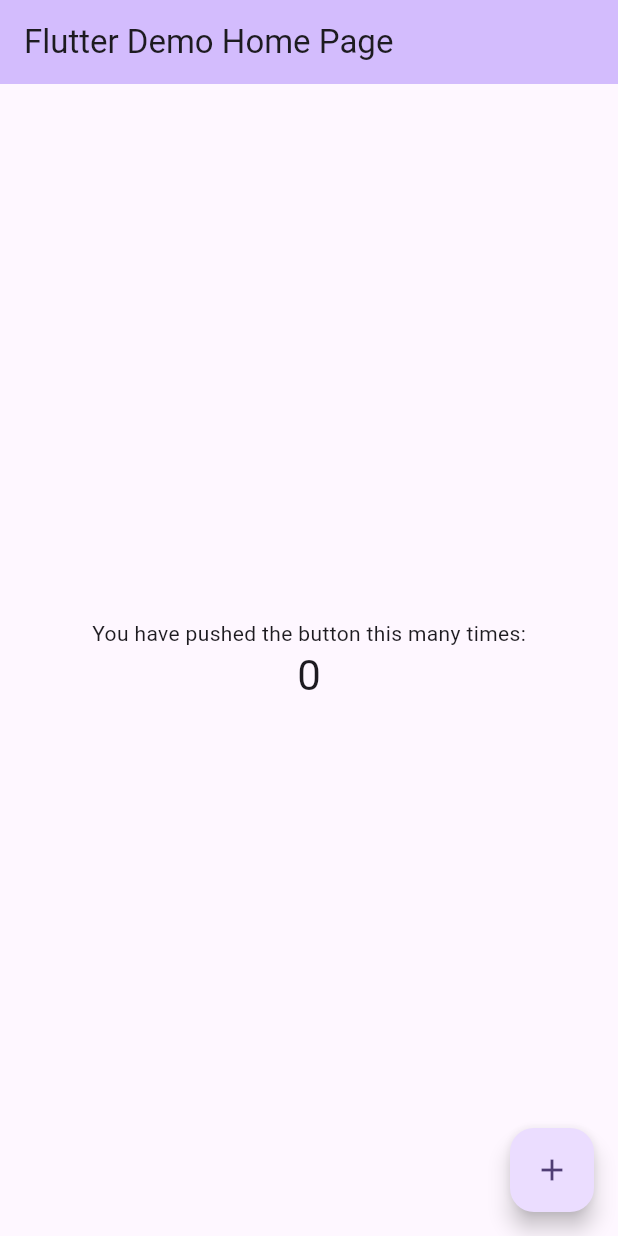
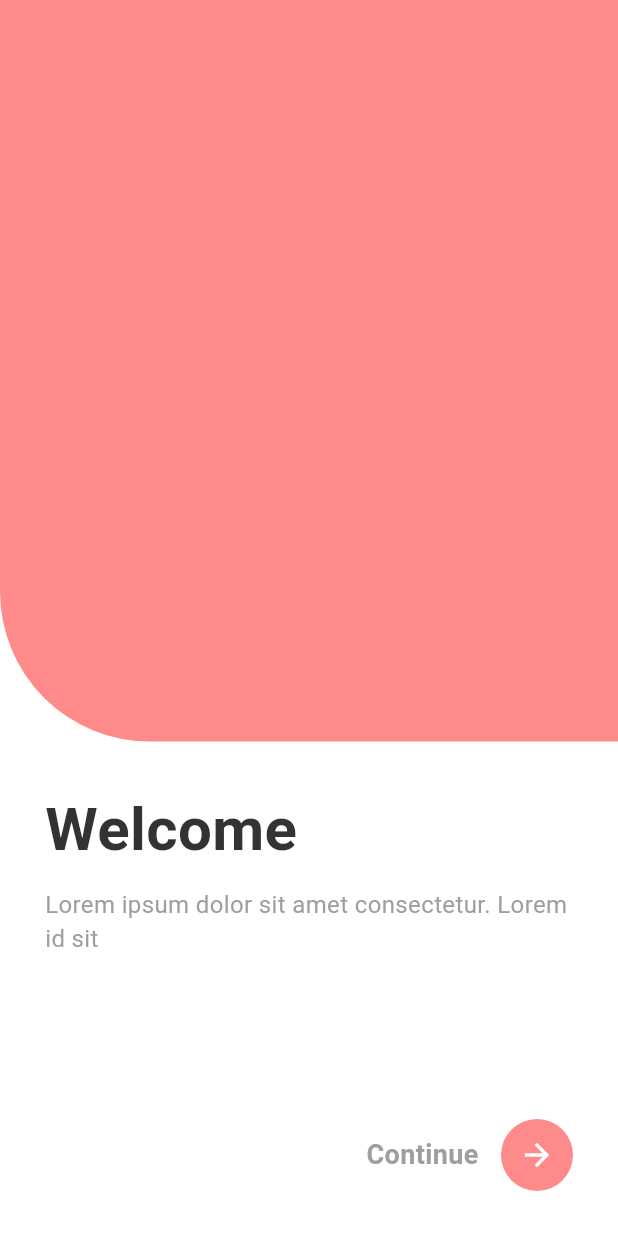
Before and after one commit to ArdhikaRizki/debt-manager, a Flutter app: the screen it shows after launch, on a phone screen of 412 x 824 dp. Run offline on Flutter 3.47's test engine with Material 3 defaults, Android fonts, the phone set to English and light mode, and no system bars; our stand-ins replace get.

Commit message:
login regist view (only)
Co-authored-by: Copilot <copilot@github.com>

```diff
--- /dev/null
+++ b/lib/app/modules/welcome/welcome_view.dart
@@ -0,0 +1,63 @@
+import 'package:flutter/material.dart';
+import 'package:get/get.dart';
+
+class WelcomeView extends StatelessWidget {
+  @override
+  Widget build(BuildContext context) {
+    return Scaffold(
+      backgroundColor: Colors.white,
+      body: Column(
+        children: [
+          // Header Merah dengan Pattern
+          Expanded(
+            flex: 6,
+            child: Container(
+              width: double.infinity,
+              decoration: BoxDecoration(
+                color: Color(0xFFFF8A8A),
+                borderRadius: BorderRadius.only(bottomLeft: Radius.circular(100)),
+                // Uncomment jika sudah ada assetnya
+                // image: DecorationImage(image: AssetImage('assets/topo.png'), fit: BoxFit.cover, opacity: 0.3)
+              ),
+            ),
+          ),
+          // Content
+          Expanded(
+            flex: 4,
+            child: Padding(
+              padding: const EdgeInsets.all(30.0),
+              child: Column(
+                crossAxisAlignment: CrossAxisAlignment.start,
+                children: [
+                  Text("Welcome", style: TextStyle(fontSize: 40, fontWeight: FontWeight.bold, color: Color(0xFF333333))),
+                  SizedBox(height: 10),
+                  Text("Lorem ipsum dolor sit amet consectetur. Lorem id sit",
+                    style: TextStyle(color: Colors.grey, fontSize: 16)),
+                  Spacer(),
+                  Align(
+                    alignment: Alignment.centerRight,
+                    child: GestureDetector(
+                      onTap: () => Get.toNamed('/login'),
+                      child: Row(
+                        mainAxisSize: MainAxisSize.min,
+                        children: [
+                          Text("Continue", style: TextStyle(fontSize: 18, fontWeight: FontWeight.w600, color: Colors.grey)),
+                          SizedBox(width: 15),
+                          Container(
+                            padding: EdgeInsets.all(12),
+                            decoration: BoxDecoration(color: Color(0xFFFF8A8A), shape: BoxShape.circle),
+                            child: Icon(Icons.arrow_forward, color: Colors.white),
+                          )
+                        ],
+                      ),
+                    ),
+                  ),
+                ],
+              ),
+            ),
+          ),
+        ],
+      ),
+    );
+  }
+}
--- /dev/null
+++ b/lib/app/routes/app_routes.dart
@@ -0,0 +1,5 @@
+abstract class AppRoutes {
+	static const welcome = '/welcome';
+	static const login = '/login';
+	static const signup = '/signup';
+}
--- a/lib/main.dart
+++ b/lib/main.dart
@@ -1,122 +1,20 @@
 import 'package:flutter/material.dart';
+import 'package:get/get.dart';
+
+import 'app/routes/app_pages.dart';
+import 'app/routes/app_routes.dart';
 
 void main() {
-  runApp(const MyApp());
+  runApp(
+    GetMaterialApp(
+      title: "My Project Mobile",
+      debugShowCheckedModeBanner: false,
+      initialRoute: AppRoutes.welcome,
+      getPages: AppPages.routes,
+      theme: ThemeData(
+        primarySwatch: Colors.red,
+        fontFamily: 'Sans-Serif', // Pastikan font terdaftar di pubspec.yaml
+      ),
+    ),
+  );
 }
-
-class MyApp extends StatelessWidget {
-  const MyApp({super.key});
-
-  // This widget is the root of your application.
-  @override
-  Widget build(BuildContext context) {
-    return MaterialApp(
-      title: 'Flutter Demo',
-      theme: ThemeData(
-        // This is the theme of your application.
-        //
-        // TRY THIS: Try running your application with "flutter run". You'll see
-        // the application has a purple toolbar. Then, without quitting the app,
-        // try changing the seedColor in the colorScheme below to Colors.green
-        // and then invoke "hot reload" (save your changes or press the "hot
-        // reload" button in a Flutter-supported IDE, or press "r" if you used
-        // the command line to start the app).
-        //
-        // Notice that the counter didn't reset back to zero; the application
-        // state is not lost during the reload. To reset the state, use hot
-        // restart instead.
-        //
-        // This works for code too, not just values: Most code changes can be
-        // tested with just a hot reload.
-        colorScheme: .fromSeed(seedColor: Colors.deepPurple),
-      ),
-      home: const MyHomePage(title: 'Flutter Demo Home Page'),
-    );
-  }
-}
-
-class MyHomePage extends StatefulWidget {
-  const MyHomePage({super.key, required this.title});
-
-  // This widget is the home page of your application. It is stateful, meaning
-  // that it has a State object (defined below) that contains fields that affect
-  // how it looks.
-
-  // This class is the configuration for the state. It holds the values (in this
-  // case the title) provided by the parent (in this case the App widget) and
-  // used by the build method of the State. Fields in a Widget subclass are
-  // always marked "final".
-
-  final String title;
-
-  @override
-  State<MyHomePage> createState() => _MyHomePageState();
-}
-
-class _MyHomePageState extends State<MyHomePage> {
-  int _counter = 0;
-
-  void _incrementCounter() {
-    setState(() {
-      // This call to setState tells the Flutter framework that something has
-      // changed in this State, which causes it to rerun the build method below
-      // so that the display can reflect the updated values. If we changed
-      // _counter without calling setState(), then the build method would not be
-      // called again, and so nothing would appear to happen.
-      _counter++;
-    });
-  }
-
-  @override
-  Widget build(BuildContext context) {
-    // This method is rerun every time setState is called, for instance as done
-    // by the _incrementCounter method above.
-    //
-    // The Flutter framework has been optimized to make rerunning build methods
-    // fast, so that you can just rebuild anything that needs updating rather
-    // than having to individually change instances of widgets.
-    return Scaffold(
-      appBar: AppBar(
-        // TRY THIS: Try changing the color here to a specific color (to
-        // Colors.amber, perhaps?) and trigger a hot reload to see the AppBar
-        // change color while the other colors stay the same.
-        backgroundColor: Theme.of(context).colorScheme.inversePrimary,
-        // Here we take the value from the MyHomePage object that was created by
-        // the App.build method, and use it to set our appbar title.
-        title: Text(widget.title),
-      ),
-      body: Center(
-        // Center is a layout widget. It takes a single child and positions it
-        // in the middle of the parent.
-        child: Column(
-          // Column is also a layout widget. It takes a list of children and
-          // arranges them vertically. By default, it sizes itself to fit its
-          // children horizontally, and tries to be as tall as its parent.
-          //
-          // Column has various properties to control how it sizes itself and
-          // how it positions its children. Here we use mainAxisAlignment to
-          // center the children vertically; the main axis here is the vertical
-          // axis because Columns are vertical (the cross axis would be
-          // horizontal).
-          //
-          // TRY THIS: Invoke "debug painting" (choose the "Toggle Debug Paint"
-          // action in the IDE, or press "p" in the console), to see the
-          // wireframe for each widget.
-          mainAxisAlignment: .center,
-          children: [
-            const Text('You have pushed the button this many times:'),
-            Text(
-              '$_counter',
-              style: Theme.of(context).textTheme.headlineMedium,
-            ),
-          ],
-        ),
-      ),
-      floatingActionButton: FloatingActionButton(
-        onPressed: _incrementCounter,
-        tooltip: 'Increment',
-        child: const Icon(Icons.add),
-      ),
-    );
-  }
-}
--- a/pubspec.yaml
+++ b/pubspec.yaml
@@ -34,6 +34,7 @@ dependencies:
   # The following adds the Cupertino Icons font to your application.
   # Use with the CupertinoIcons class for iOS style icons.
   cupertino_icons: ^1.0.8
+  get: ^4.7.3
 
 dev_dependencies:
   flutter_test:
```
Also changed, not shown: lib/app/modules/login/login_view.dart (added, +116 -0 lines), lib/app/modules/singup/signup_view.dart (added, +84 -0 lines), lib/app/routes/app_pages.dart (added, +24 -0 lines), lib/core/theme/app_colors.dart (added, +9 -0 lines), pubspec.lock.
